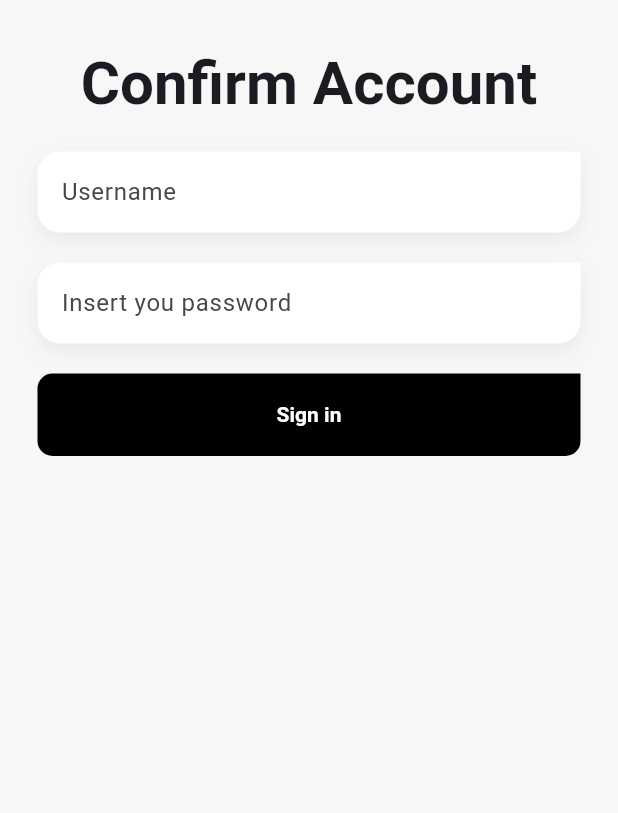
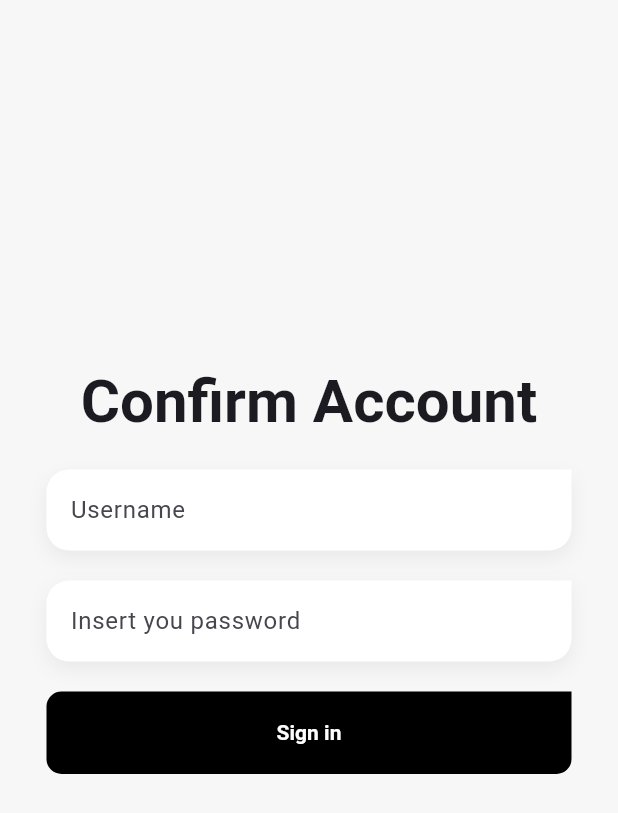
Before and after one commit to hawks-atlanta/frontend-flutter, a Flutter app: the CustomLogin screen opened directly, on a phone screen of 412 x 824 dp. Shown: the top 813 px of the screen. Run offline on Flutter 3.47's test engine with Material 3 defaults, Android fonts, the phone set to English and light mode, and no system bars; our stand-ins replace dio, flutter_dotenv, flutter_riverpod, formz, go_router, google_fonts and 2 more; accounts and stored records are empty; statements that could not run were skipped.

Commit message:
fix: showSnackbar visible in the showModalBottomSheet and error is visible here

```diff
--- a/lib/features/shared/widgets/bottom_sheet.dart
+++ b/lib/features/shared/widgets/bottom_sheet.dart
@@ -1,5 +1,6 @@
 import 'package:flutter/material.dart';
 import 'package:flutter_riverpod/flutter_riverpod.dart';
+import 'package:login_mobile/config/config.dart';
 import 'package:login_mobile/features/auth/presentation/providers/auth_provider.dart';
 import 'package:login_mobile/features/auth/presentation/providers/login_form_provider.dart';
 import 'package:login_mobile/features/shared/shared.dart';
@@ -10,7 +11,6 @@ class CustomLogin extends ConsumerWidget {
   void showSnackbar(BuildContext context, String message) {
     ScaffoldMessenger.of(context).hideCurrentSnackBar();
     ScaffoldMessenger.of(context).showSnackBar(SnackBar(
-      elevation: 8,
       content: Text(message),
       backgroundColor: Colors.red,
       behavior: SnackBarBehavior.floating,
@@ -22,6 +22,15 @@ class CustomLogin extends ConsumerWidget {
     final loginForm =
         ref.watch(loginFormProvider); //acceso al state no al notifier
 
+    final authState = ref.watch(authProvider);
+    if (authState.hasBiometric == true) {
+      WidgetsBinding.instance.addPostFrameCallback((_) {
+        if (Navigator.canPop(context)) {
+          Navigator.pop(context);
+        }
+      });
+    }
+
     //va escuchando los cambios del state
     ref.listen(authProvider, (previous, next) {
       if (next.errorMessage.isEmpty) return;
@@ -32,9 +41,10 @@ class CustomLogin extends ConsumerWidget {
 
     return GestureDetector(
         onTap: () => FocusManager.instance.primaryFocus?.unfocus(),
-        child: SingleChildScrollView(
-          padding:
-              EdgeInsets.only(bottom: MediaQuery.of(context).viewInsets.bottom),
+        child: Scaffold(
+            body: Center(
+          child: ConstrainedBox(
+            constraints: const BoxConstraints(maxHeight: 500, maxWidth: 400),
             child: SizedBox(
               height: 400,
               child: Padding(
@@ -57,8 +67,9 @@ class CustomLogin extends ConsumerWidget {
                     CustomTextFormField(
                       label: 'Insert you password',
                       obscureText: true,
-                    onChanged:
-                        ref.read(loginFormProvider.notifier).onPasswordChanged,
+                      onChanged: ref
+                          .read(loginFormProvider.notifier)
+                          .onPasswordChanged,
                       errorMessage: loginForm.isFormPosted
                           ? loginForm.password.errorMessage
                           : null,
@@ -74,13 +85,13 @@ class CustomLogin extends ConsumerWidget {
                                 ? null
                                 : ref
                                     .read(loginFormProvider.notifier)
-                                  .onFormSubmittedBiometric
-                          )),
+                                    .onFormSubmittedBiometric)),
                     const Spacer(flex: 2),
                   ],
                 ),
               ),
             ),
-        ));
+          ),
+        )));
   }
 }
```
Lines whose indentation alone changed are shown as unchanged.
